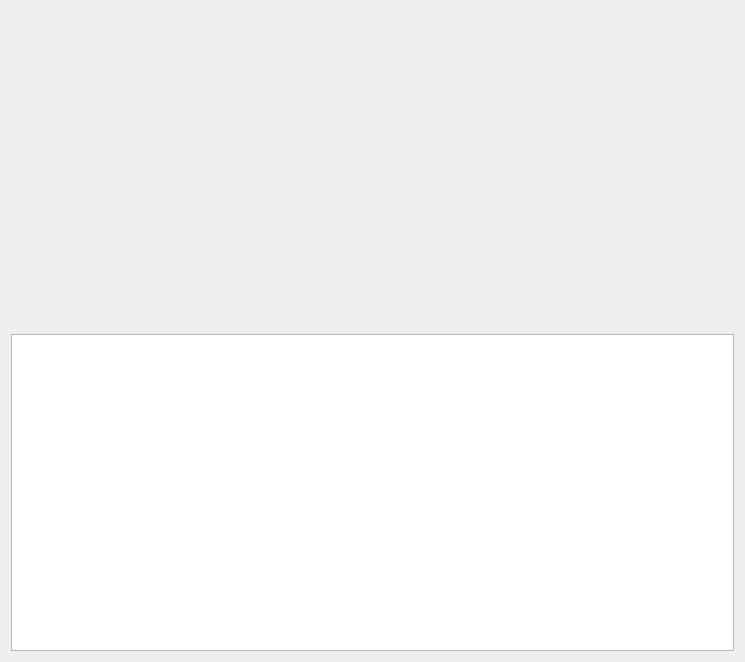
First picture: the form in res/tutorials/tutorials.ui, repository MathieuB8/client, before the edit.
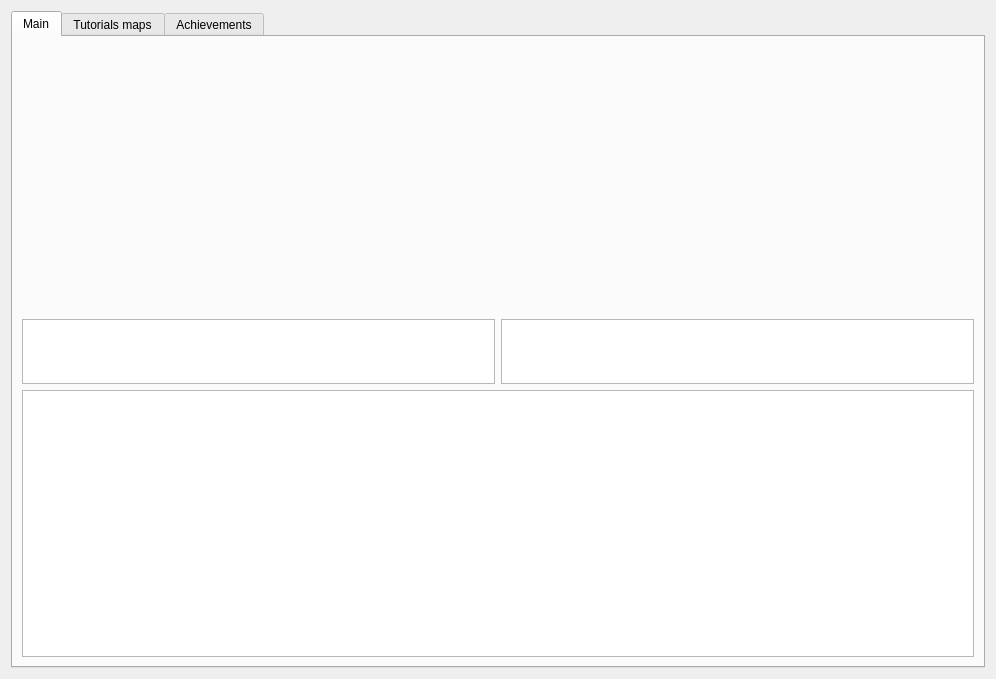
Second picture: the form after the edit.

What changed in the file:
```diff
--- a/res/tutorials/tutorials.ui
+++ b/res/tutorials/tutorials.ui
@@ -6,24 +6,170 @@
    <rect>
     <x>0</x>
     <y>0</y>
-    <width>745</width>
-    <height>662</height>
+    <width>996</width>
+    <height>679</height>
    </rect>
   </property>
+  <property name="sizePolicy">
+   <sizepolicy hsizetype="Expanding" vsizetype="Expanding">
+    <horstretch>0</horstretch>
+    <verstretch>0</verstretch>
+   </sizepolicy>
+  </property>
   <property name="windowTitle">
    <string>Form</string>
   </property>
-  <property name="autoFillBackground">
-   <bool>false</bool>
-  </property>
-  <layout class="QGridLayout" name="gridLayout_2">
+  <layout class="QGridLayout" name="gridLayout_3">
+   <item row="0" column="0">
+    <layout class="QVBoxLayout" name="verticalLayout">
+     <item>
+      <widget class="QTabWidget" name="tutorial_tab_widget">
+       <property name="currentIndex">
+        <number>0</number>
+       </property>
+       <widget class="QWidget" name="Main_tutorial_tab">
+        <property name="sizePolicy">
+         <sizepolicy hsizetype="Expanding" vsizetype="Expanding">
+          <horstretch>0</horstretch>
+          <verstretch>0</verstretch>
+         </sizepolicy>
+        </property>
+        <attribute name="title">
+         <string>Main</string>
+        </attribute>
+        <layout class="QHBoxLayout" name="horizontalLayout">
+         <item>
+          <layout class="QGridLayout" name="gridLayout">
    <item row="1" column="0">
+            <widget class="QTextBrowser" name="label_text_video1">
+             <property name="sizePolicy">
+              <sizepolicy hsizetype="Expanding" vsizetype="Expanding">
+               <horstretch>0</horstretch>
+               <verstretch>0</verstretch>
+              </sizepolicy>
+             </property>
+             <property name="minimumSize">
+              <size>
+               <width>100</width>
+               <height>0</height>
+              </size>
+             </property>
+             <property name="maximumSize">
+              <size>
+               <width>16777215</width>
+               <height>65</height>
+              </size>
+             </property>
+             <property name="palette">
+              <palette>
+               <active>
+                <colorrole role="Highlight">
+                 <brush brushstyle="SolidPattern">
+                  <color alpha="255">
+                   <red>255</red>
+                   <green>0</green>
+                   <blue>0</blue>
+                  </color>
+                 </brush>
+                </colorrole>
+                <colorrole role="Link">
+                 <brush brushstyle="SolidPattern">
+                  <color alpha="255">
+                   <red>255</red>
+                   <green>0</green>
+                   <blue>0</blue>
+                  </color>
+                 </brush>
+                </colorrole>
+                <colorrole role="LinkVisited">
+                 <brush brushstyle="SolidPattern">
+                  <color alpha="255">
+                   <red>255</red>
+                   <green>0</green>
+                   <blue>0</blue>
+                  </color>
+                 </brush>
+                </colorrole>
+               </active>
+               <inactive>
+                <colorrole role="Highlight">
+                 <brush brushstyle="SolidPattern">
+                  <color alpha="255">
+                   <red>255</red>
+                   <green>0</green>
+                   <blue>0</blue>
+                  </color>
+                 </brush>
+                </colorrole>
+                <colorrole role="Link">
+                 <brush brushstyle="SolidPattern">
+                  <color alpha="255">
+                   <red>255</red>
+                   <green>0</green>
+                   <blue>0</blue>
+                  </color>
+                 </brush>
+                </colorrole>
+                <colorrole role="LinkVisited">
+                 <brush brushstyle="SolidPattern">
+                  <color alpha="255">
+                   <red>255</red>
+                   <green>0</green>
+                   <blue>0</blue>
+                  </color>
+                 </brush>
+                </colorrole>
+               </inactive>
+               <disabled>
+                <colorrole role="Highlight">
+                 <brush brushstyle="SolidPattern">
+                  <color alpha="255">
+                   <red>255</red>
+                   <green>0</green>
+                   <blue>0</blue>
+                  </color>
+                 </brush>
+                </colorrole>
+                <colorrole role="Link">
+                 <brush brushstyle="SolidPattern">
+                  <color alpha="255">
+                   <red>255</red>
+                   <green>0</green>
+                   <blue>0</blue>
+                  </color>
+                 </brush>
+                </colorrole>
+                <colorrole role="LinkVisited">
+                 <brush brushstyle="SolidPattern">
+                  <color alpha="255">
+                   <red>255</red>
+                   <green>0</green>
+                   <blue>0</blue>
+                  </color>
+                 </brush>
+                </colorrole>
+               </disabled>
+              </palette>
+             </property>
+             <property name="styleSheet">
+              <string notr="true"/>
+             </property>
+             <property name="html">
+              <string>&lt;!DOCTYPE HTML PUBLIC &quot;-//W3C//DTD HTML 4.0//EN&quot; &quot;http://www.w3.org/TR/REC-html40/strict.dtd&quot;&gt;
+&lt;html&gt;&lt;head&gt;&lt;meta name=&quot;qrichtext&quot; content=&quot;1&quot; /&gt;&lt;style type=&quot;text/css&quot;&gt;
+p, li { white-space: pre-wrap; }
+&lt;/style&gt;&lt;/head&gt;&lt;body style=&quot; font-family:'MS Shell Dlg 2'; font-size:8.25pt; font-weight:400; font-style:normal;&quot;&gt;
+&lt;p style=&quot;-qt-paragraph-type:empty; margin-top:0px; margin-bottom:0px; margin-left:0px; margin-right:0px; -qt-block-indent:0; text-indent:0px; font-size:8pt;&quot;&gt;&lt;br /&gt;&lt;/p&gt;&lt;/body&gt;&lt;/html&gt;</string>
+             </property>
+             <property name="openExternalLinks">
+              <bool>true</bool>
+             </property>
+            </widget>
+           </item>
+           <item row="3" column="0" colspan="2">
     <widget class="QTextBrowser" name="tutorial_text_browser">
-     <property name="autoFillBackground">
-      <bool>false</bool>
-     </property>
-     <property name="lineWrapMode">
-      <enum>QTextEdit::WidgetWidth</enum>
+             <property name="styleSheet">
+              <string notr="true"/>
      </property>
      <property name="html">
       <string>&lt;!DOCTYPE HTML PUBLIC &quot;-//W3C//DTD HTML 4.0//EN&quot; &quot;http://www.w3.org/TR/REC-html40/strict.dtd&quot;&gt;
@@ -38,83 +184,6 @@
     </widget>
    </item>
    <item row="0" column="0">
-    <layout class="QGridLayout" name="gridLayout">
-     <item row="0" column="2">
-      <widget class="QLabel" name="label_image_video2">
-       <property name="sizePolicy">
-        <sizepolicy hsizetype="Expanding" vsizetype="Expanding">
-         <horstretch>0</horstretch>
-         <verstretch>0</verstretch>
-        </sizepolicy>
-       </property>
-       <property name="autoFillBackground">
-        <bool>false</bool>
-       </property>
-       <property name="frameShadow">
-        <enum>QFrame::Sunken</enum>
-       </property>
-       <property name="lineWidth">
-        <number>0</number>
-       </property>
-       <property name="text">
-        <string/>
-       </property>
-       <property name="alignment">
-        <set>Qt::AlignCenter</set>
-       </property>
-      </widget>
-     </item>
-     <item row="1" column="2">
-      <widget class="QLabel" name="label_text_video2">
-       <property name="sizePolicy">
-        <sizepolicy hsizetype="Expanding" vsizetype="Expanding">
-         <horstretch>0</horstretch>
-         <verstretch>0</verstretch>
-        </sizepolicy>
-       </property>
-       <property name="autoFillBackground">
-        <bool>false</bool>
-       </property>
-       <property name="frameShadow">
-        <enum>QFrame::Sunken</enum>
-       </property>
-       <property name="lineWidth">
-        <number>0</number>
-       </property>
-       <property name="text">
-        <string/>
-       </property>
-       <property name="alignment">
-        <set>Qt::AlignCenter</set>
-       </property>
-      </widget>
-     </item>
-     <item row="1" column="1">
-      <widget class="QLabel" name="label_text_video1">
-       <property name="sizePolicy">
-        <sizepolicy hsizetype="Expanding" vsizetype="Expanding">
-         <horstretch>0</horstretch>
-         <verstretch>0</verstretch>
-        </sizepolicy>
-       </property>
-       <property name="autoFillBackground">
-        <bool>false</bool>
-       </property>
-       <property name="frameShadow">
-        <enum>QFrame::Sunken</enum>
-       </property>
-       <property name="lineWidth">
-        <number>0</number>
-       </property>
-       <property name="text">
-        <string/>
-       </property>
-       <property name="alignment">
-        <set>Qt::AlignCenter</set>
-       </property>
-      </widget>
-     </item>
-     <item row="0" column="1">
       <widget class="QLabel" name="label_image_video1">
        <property name="sizePolicy">
         <sizepolicy hsizetype="Expanding" vsizetype="Expanding">
@@ -122,14 +191,21 @@
          <verstretch>0</verstretch>
         </sizepolicy>
        </property>
-       <property name="autoFillBackground">
-        <bool>false</bool>
-       </property>
-       <property name="frameShadow">
-        <enum>QFrame::Sunken</enum>
-       </property>
-       <property name="lineWidth">
-        <number>0</number>
+             <property name="text">
+              <string/>
+             </property>
+             <property name="alignment">
+              <set>Qt::AlignCenter</set>
+             </property>
+            </widget>
+           </item>
+           <item row="0" column="1">
+            <widget class="QLabel" name="label_image_video2">
+             <property name="sizePolicy">
+              <sizepolicy hsizetype="Expanding" vsizetype="Expanding">
+               <horstretch>0</horstretch>
+               <verstretch>0</verstretch>
+              </sizepolicy>
        </property>
        <property name="text">
         <string/>
@@ -139,23 +215,88 @@
        </property>
       </widget>
      </item>
-     <item row="2" column="1">
-      <widget class="QLabel" name="label_link_video1">
+           <item row="1" column="1">
+            <widget class="QTextBrowser" name="label_text_video2">
        <property name="sizePolicy">
         <sizepolicy hsizetype="Expanding" vsizetype="Expanding">
          <horstretch>0</horstretch>
          <verstretch>0</verstretch>
         </sizepolicy>
        </property>
-       <property name="autoFillBackground">
-        <bool>false</bool>
-       </property>
-       <property name="frameShadow">
-        <enum>QFrame::Sunken</enum>
-       </property>
-       <property name="lineWidth">
-        <number>0</number>
-       </property>
+             <property name="minimumSize">
+              <size>
+               <width>100</width>
+               <height>0</height>
+              </size>
+             </property>
+             <property name="maximumSize">
+              <size>
+               <width>16777215</width>
+               <height>65</height>
+              </size>
+             </property>
+             <property name="html">
+              <string>&lt;!DOCTYPE HTML PUBLIC &quot;-//W3C//DTD HTML 4.0//EN&quot; &quot;http://www.w3.org/TR/REC-html40/strict.dtd&quot;&gt;
+&lt;html&gt;&lt;head&gt;&lt;meta name=&quot;qrichtext&quot; content=&quot;1&quot; /&gt;&lt;style type=&quot;text/css&quot;&gt;
+p, li { white-space: pre-wrap; }
+&lt;/style&gt;&lt;/head&gt;&lt;body style=&quot; font-family:'MS Shell Dlg 2'; font-size:8.25pt; font-weight:400; font-style:normal;&quot;&gt;
+&lt;p style=&quot;-qt-paragraph-type:empty; margin-top:0px; margin-bottom:0px; margin-left:0px; margin-right:0px; -qt-block-indent:0; text-indent:0px; font-size:8pt;&quot;&gt;&lt;br /&gt;&lt;/p&gt;&lt;/body&gt;&lt;/html&gt;</string>
+             </property>
+             <property name="openExternalLinks">
+              <bool>true</bool>
+             </property>
+            </widget>
+           </item>
+          </layout>
+         </item>
+        </layout>
+       </widget>
+       <widget class="QWidget" name="tutorials_maps_tab">
+        <property name="sizePolicy">
+         <sizepolicy hsizetype="Expanding" vsizetype="Expanding">
+          <horstretch>0</horstretch>
+          <verstretch>0</verstretch>
+         </sizepolicy>
+        </property>
+        <attribute name="title">
+         <string>Tutorials maps</string>
+        </attribute>
+        <layout class="QHBoxLayout" name="horizontalLayout">
+         <item>
+          <layout class="QGridLayout" name="gridLayout">
+           <item row="1" column="0">
+            <widget class="QTextBrowser" name="c">
+             <property name="sizePolicy">
+              <sizepolicy hsizetype="Expanding" vsizetype="Expanding">
+               <horstretch>0</horstretch>
+               <verstretch>0</verstretch>
+              </sizepolicy>
+             </property>
+             <property name="minimumSize">
+              <size>
+               <width>100</width>
+               <height>0</height>
+              </size>
+             </property>
+             <property name="maximumSize">
+              <size>
+               <width>16777215</width>
+               <height>65</height>
+              </size>
+             </property>
+            </widget>
+           </item>
+           <item row="3" column="0" colspan="2">
+            <widget class="QTextBrowser" name="e"/>
+           </item>
+           <item row="0" column="0">
+            <widget class="QLabel" name="a">
+             <property name="sizePolicy">
+              <sizepolicy hsizetype="Expanding" vsizetype="Expanding">
+               <horstretch>0</horstretch>
+               <verstretch>0</verstretch>
+              </sizepolicy>
+             </property>
        <property name="text">
         <string/>
        </property>
@@ -164,29 +305,144 @@
        </property>
       </widget>
      </item>
-     <item row="2" column="2">
-      <widget class="QLabel" name="label_link_video2">
+           <item row="0" column="1">
+            <widget class="QLabel" name="b">
        <property name="sizePolicy">
         <sizepolicy hsizetype="Expanding" vsizetype="Expanding">
          <horstretch>0</horstretch>
          <verstretch>0</verstretch>
         </sizepolicy>
        </property>
-       <property name="autoFillBackground">
-        <bool>false</bool>
-       </property>
-       <property name="frameShadow">
-        <enum>QFrame::Sunken</enum>
-       </property>
-       <property name="lineWidth">
-        <number>1</number>
-       </property>
+             <property name="text">
+              <string/>
+             </property>
+             <property name="alignment">
+              <set>Qt::AlignCenter</set>
+             </property>
+            </widget>
+           </item>
+           <item row="1" column="1">
+            <widget class="QTextBrowser" name="d">
+             <property name="sizePolicy">
+              <sizepolicy hsizetype="Expanding" vsizetype="Expanding">
+               <horstretch>0</horstretch>
+               <verstretch>0</verstretch>
+              </sizepolicy>
+             </property>
+             <property name="minimumSize">
+              <size>
+               <width>100</width>
+               <height>0</height>
+              </size>
+             </property>
+             <property name="maximumSize">
+              <size>
+               <width>16777215</width>
+               <height>65</height>
+              </size>
+             </property>
+            </widget>
+           </item>
+          </layout>
+         </item>
+        </layout>
+       </widget>
+       <widget class="QWidget" name="achievements_tutorial_tab">
+        <property name="sizePolicy">
+         <sizepolicy hsizetype="Expanding" vsizetype="Expanding">
+          <horstretch>0</horstretch>
+          <verstretch>0</verstretch>
+         </sizepolicy>
+        </property>
+        <attribute name="title">
+         <string>Achievements</string>
+        </attribute>
+        <layout class="QHBoxLayout" name="horizontalLayout">
+         <item>
+          <layout class="QGridLayout" name="gridLayout">
+           <item row="1" column="0">
+            <widget class="QTextBrowser" name="h">
+             <property name="sizePolicy">
+              <sizepolicy hsizetype="Expanding" vsizetype="Expanding">
+               <horstretch>0</horstretch>
+               <verstretch>0</verstretch>
+              </sizepolicy>
+             </property>
+             <property name="minimumSize">
+              <size>
+               <width>100</width>
+               <height>0</height>
+              </size>
+             </property>
+             <property name="maximumSize">
+              <size>
+               <width>16777215</width>
+               <height>65</height>
+              </size>
+             </property>
+            </widget>
+           </item>
+           <item row="3" column="0" colspan="2">
+            <widget class="QTextBrowser" name="j"/>
+           </item>
+           <item row="0" column="0">
+            <widget class="QLabel" name="f">
+             <property name="sizePolicy">
+              <sizepolicy hsizetype="Expanding" vsizetype="Expanding">
+               <horstretch>0</horstretch>
+               <verstretch>0</verstretch>
+              </sizepolicy>
+             </property>
        <property name="text">
         <string/>
        </property>
        <property name="alignment">
         <set>Qt::AlignCenter</set>
        </property>
+            </widget>
+           </item>
+           <item row="0" column="1">
+            <widget class="QLabel" name="g">
+             <property name="sizePolicy">
+              <sizepolicy hsizetype="Expanding" vsizetype="Expanding">
+               <horstretch>0</horstretch>
+               <verstretch>0</verstretch>
+              </sizepolicy>
+             </property>
+             <property name="text">
+              <string/>
+             </property>
+             <property name="alignment">
+              <set>Qt::AlignCenter</set>
+             </property>
+            </widget>
+           </item>
+           <item row="1" column="1">
+            <widget class="QTextBrowser" name="i">
+             <property name="sizePolicy">
+              <sizepolicy hsizetype="Expanding" vsizetype="Expanding">
+               <horstretch>0</horstretch>
+               <verstretch>0</verstretch>
+              </sizepolicy>
+             </property>
+             <property name="minimumSize">
+              <size>
+               <width>100</width>
+               <height>0</height>
+              </size>
+             </property>
+             <property name="maximumSize">
+              <size>
+               <width>16777215</width>
+               <height>65</height>
+              </size>
+             </property>
+            </widget>
+           </item>
+          </layout>
+         </item>
+        </layout>
+       </widget>
       </widget>
      </item>
     </layout>
```
Lines whose indentation alone changed are shown as unchanged.
